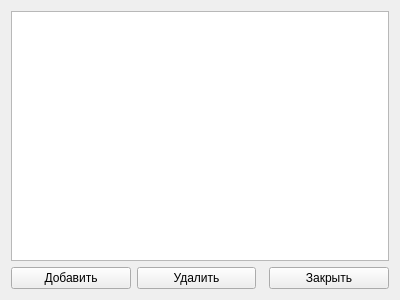
Smurf72T/POC_Terminal_Tracker, file src/ui/dialogs/simcardsform.ui: the form before one commit.
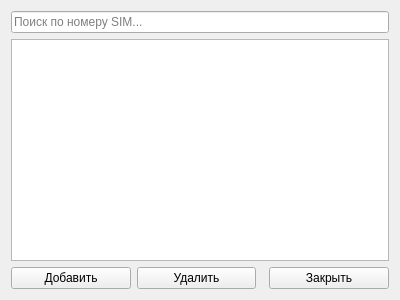
The form after the commit.

Diff of the .ui file:
```diff
--- a/src/ui/dialogs/simcardsform.ui
+++ b/src/ui/dialogs/simcardsform.ui
@@ -14,6 +14,16 @@
             <string>Form</string>
         </property>
         <layout class="QVBoxLayout" name="verticalLayout">
+            <item>
+                <widget class="QLineEdit" name="lineEditSearch">
+                    <property name="placeholderText">
+                        <string>Поиск по номеру SIM...</string>
+                    </property>
+                    <property name="clearButtonEnabled">
+                        <bool>true</bool>
+                    </property>
+                </widget>
+            </item>
             <item>
                 <widget class="QTableView" name="tableView">
                     <property name="alternatingRowColors">
```
